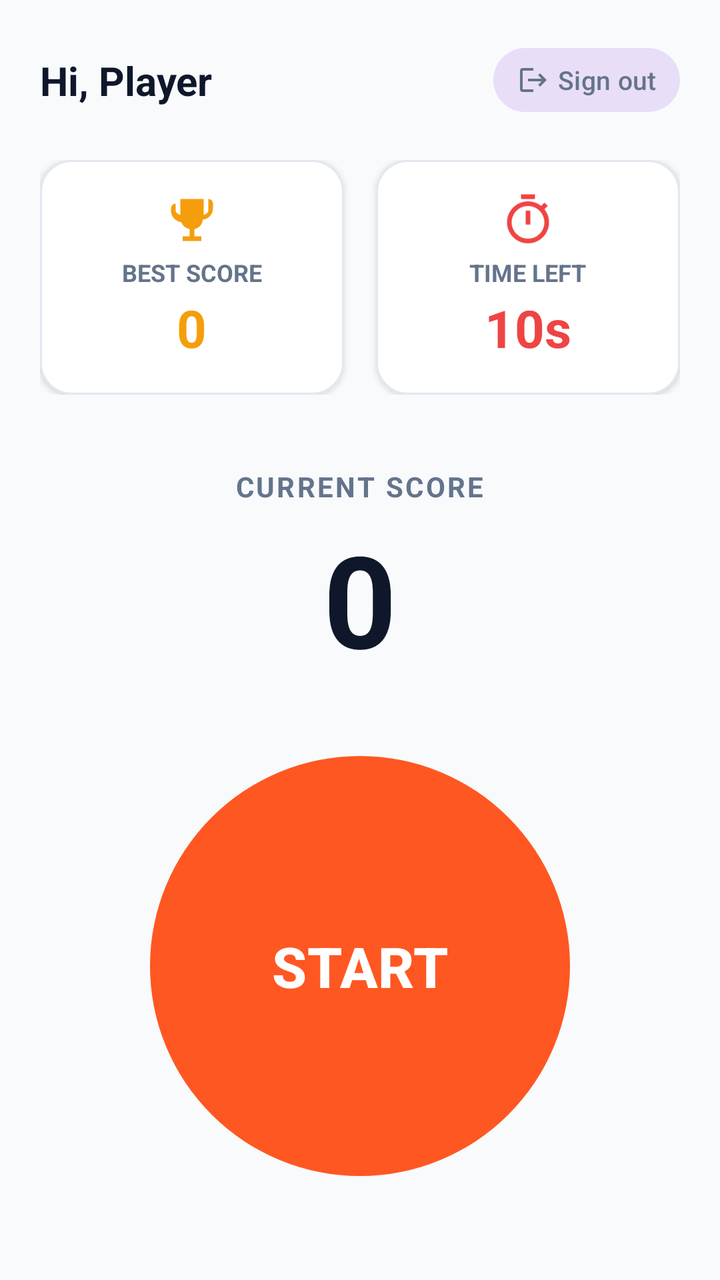
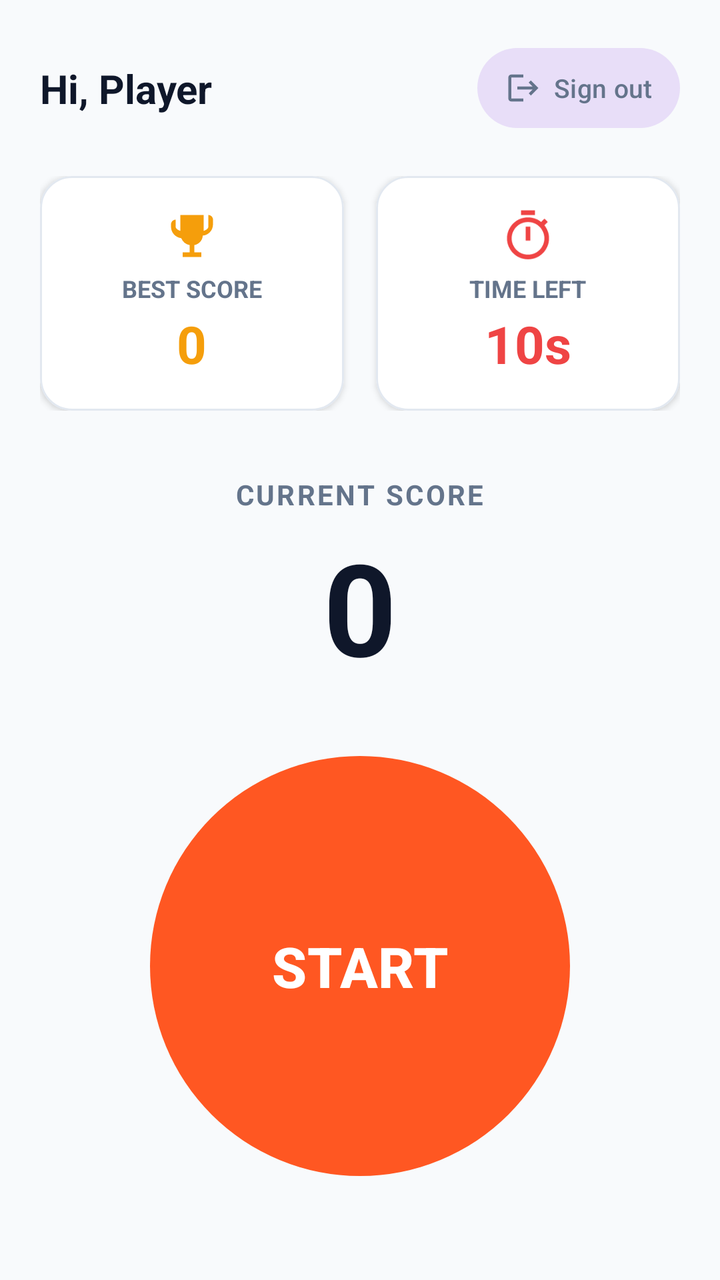

Before-and-after screenshots of an Android layout around one commit, followed by the original layout XML and the change that was made.
<!-- AndroidManifest.xml: application theme Theme.Taprush -->
<!-- res/layout/activity_game.xml -->
<?xml version="1.0" encoding="utf-8"?>
<androidx.constraintlayout.widget.ConstraintLayout xmlns:android="http://schemas.android.com/apk/res/android"
    xmlns:app="http://schemas.android.com/apk/res-auto"
    xmlns:tools="http://schemas.android.com/tools"
    android:layout_width="match_parent"
    android:layout_height="match_parent"
    android:background="@color/background_light"
    android:padding="20dp">

    
    <TextView
        android:id="@+id/tv_greeting"
        android:layout_width="0dp"
        android:layout_height="wrap_content"
        android:layout_marginEnd="12dp"
        android:ellipsize="end"
        android:maxLines="1"
        android:text="Hi, Player"
        android:textColor="@color/text_primary"
        android:textSize="20sp"
        android:textStyle="bold"
        app:layout_constraintBottom_toBottomOf="@+id/btn_sign_out"
        app:layout_constraintEnd_toStartOf="@+id/btn_sign_out"
        app:layout_constraintStart_toStartOf="parent"
        app:layout_constraintTop_toTopOf="@+id/btn_sign_out" />

    <com.google.android.material.button.MaterialButton
        android:id="@+id/btn_sign_out"
        style="@style/Widget.Material3.Button.TonalButton"
        android:layout_width="wrap_content"
        android:layout_height="40dp"
        android:paddingStart="12dp"
        android:paddingEnd="12dp"
        android:text="Sign out"
        android:textAllCaps="false"
        android:textColor="@color/text_secondary"
        android:textSize="13sp"
        app:cornerRadius="20dp"
        app:icon="@drawable/ic_logout"
        app:iconGravity="textStart"
        app:iconPadding="4dp"
        app:iconSize="16dp"
        app:iconTint="@color/text_secondary"
        app:layout_constraintEnd_toEndOf="parent"
        app:layout_constraintTop_toTopOf="parent" />

    
    <LinearLayout
        android:id="@+id/ll_stats"
        android:layout_width="match_parent"
        android:layout_height="wrap_content"
        android:layout_marginTop="20dp"
        android:orientation="horizontal"
        app:layout_constraintEnd_toEndOf="parent"
        app:layout_constraintStart_toStartOf="parent"
        app:layout_constraintTop_toBottomOf="@+id/btn_sign_out">

        
        <com.google.android.material.card.MaterialCardView
            android:layout_width="0dp"
            android:layout_height="wrap_content"
            android:layout_marginEnd="8dp"
            android:layout_weight="1"
            app:cardBackgroundColor="@color/surface_light"
            app:cardCornerRadius="16dp"
            app:cardElevation="2dp"
            app:strokeColor="@color/stroke_border"
            app:strokeWidth="1dp">

            <LinearLayout
                android:layout_width="match_parent"
                android:layout_height="wrap_content"
                android:gravity="center"
                android:orientation="vertical"
                android:padding="16dp">

                <ImageView
                    android:layout_width="28dp"
                    android:layout_height="28dp"
                    android:contentDescription="Best Score"
                    android:src="@drawable/ic_trophy" />

                <TextView
                    android:layout_width="wrap_content"
                    android:layout_height="wrap_content"
                    android:layout_marginTop="4dp"
                    android:text="BEST SCORE"
                    android:textColor="@color/text_secondary"
                    android:textSize="12sp"
                    android:textStyle="bold" />

                <TextView
                    android:id="@+id/tv_best_score"
                    android:layout_width="wrap_content"
                    android:layout_height="wrap_content"
                    android:layout_marginTop="2dp"
                    android:text="0"
                    android:textColor="@color/accent_gold"
                    android:textSize="26sp"
                    android:textStyle="bold" />
            </LinearLayout>
        </com.google.android.material.card.MaterialCardView>

        
        <com.google.android.material.card.MaterialCardView
            android:layout_width="0dp"
            android:layout_height="wrap_content"
            android:layout_marginStart="8dp"
            android:layout_weight="1"
            app:cardBackgroundColor="@color/surface_light"
            app:cardCornerRadius="16dp"
            app:cardElevation="2dp"
            app:strokeColor="@color/stroke_border"
            app:strokeWidth="1dp">

            <LinearLayout
                android:layout_width="match_parent"
                android:layout_height="wrap_content"
                android:gravity="center"
                android:orientation="vertical"
                android:padding="16dp">

                <ImageView
                    android:layout_width="28dp"
                    android:layout_height="28dp"
                    android:contentDescription="Timer"
                    android:src="@drawable/ic_timer" />

                <TextView
                    android:layout_width="wrap_content"
                    android:layout_height="wrap_content"
                    android:layout_marginTop="4dp"
                    android:text="TIME LEFT"
                    android:textColor="@color/text_secondary"
                    android:textSize="12sp"
                    android:textStyle="bold" />

                <TextView
                    android:id="@+id/tv_timer"
                    android:layout_width="wrap_content"
                    android:layout_height="wrap_content"
                    android:layout_marginTop="2dp"
                    android:text="10s"
                    android:textColor="@color/error"
                    android:textSize="26sp"
                    android:textStyle="bold" />
            </LinearLayout>
        </com.google.android.material.card.MaterialCardView>
    </LinearLayout>

    
    <LinearLayout
        android:id="@+id/ll_current_score"
        android:layout_width="wrap_content"
        android:layout_height="wrap_content"
        android:gravity="center"
        android:orientation="vertical"
        app:layout_constraintBottom_toTopOf="@+id/btn_tap"
        app:layout_constraintEnd_toEndOf="parent"
        app:layout_constraintStart_toStartOf="parent"
        app:layout_constraintTop_toBottomOf="@+id/ll_stats">

        <TextView
            android:layout_width="wrap_content"
            android:layout_height="wrap_content"
            android:letterSpacing="0.08"
            android:text="CURRENT SCORE"
            android:textColor="@color/text_secondary"
            android:textSize="14sp"
            android:textStyle="bold" />

        <TextView
            android:id="@+id/tv_score"
            android:layout_width="wrap_content"
            android:layout_height="wrap_content"
            android:layout_marginTop="4dp"
            android:text="0"
            android:textColor="@color/text_primary"
            android:textSize="64sp"
            android:textStyle="bold" />
    </LinearLayout>

    
    <com.google.android.material.button.MaterialButton
        android:id="@+id/btn_tap"
        android:layout_width="210dp"
        android:layout_height="210dp"
        android:layout_marginBottom="32dp"
        android:elevation="8dp"
        android:gravity="center"
        android:insetTop="0dp"
        android:insetBottom="0dp"
        android:text="START"
        android:textAllCaps="true"
        android:textColor="@color/white"
        android:textSize="28sp"
        android:textStyle="bold"
        app:backgroundTint="@color/accent_tap"
        app:cornerRadius="105dp"
        app:layout_constraintBottom_toBottomOf="parent"
        app:layout_constraintEnd_toEndOf="parent"
        app:layout_constraintStart_toStartOf="parent"
        app:rippleColor="#80FFFFFF" />

</androidx.constraintlayout.widget.ConstraintLayout>
<!-- resources referenced by this layout -->
<resources>
  <color name="accent_gold">#F59E0B</color>
  <color name="accent_tap">#FF5722</color>
  <color name="background_light">#F8FAFC</color>
  <color name="error">#EF4444</color>
  <color name="stroke_border">#E2E8F0</color>
  <color name="surface_light">#FFFFFF</color>
  <color name="text_primary">#0F172A</color>
  <color name="text_secondary">#64748B</color>
  <color name="white">#FFFFFFFF</color>
  <!-- drawable ic_logout (drawable) -->
  <vector xmlns:android="http://schemas.android.com/apk/res/android"
      android:width="24dp"
      android:height="24dp"
      android:viewportWidth="24"
      android:viewportHeight="24">
      <path
          android:fillColor="#64748B"
          android:pathData="M17,7l-1.41,1.41L18.17,11H8v2h10.17l-2.58,2.58L17,17l5,-5zM4,5h8V3H4c-1.1,0 -2,0.9 -2,2v14c0,1.1 0.9,2 2,2h8v-2H4V5z"/>
  </vector>
  <!-- drawable ic_timer (drawable) -->
  <vector xmlns:android="http://schemas.android.com/apk/res/android"
      android:width="24dp"
      android:height="24dp"
      android:viewportWidth="24"
      android:viewportHeight="24">
      <path
          android:fillColor="#EF4444"
          android:pathData="M15,1H9v2h6V1zm-4,13h2V8h-2v6zm8.03,-6.61l1.42,-1.42c-0.43,-0.51 -0.9,-0.99 -1.41,-1.41l-1.42,1.42C16.07,4.74 14.12,4 12,4c-4.97,0 -9,4.03 -9,9s4.02,9 9,9 9,-4.03 9,-9c0,-2.12 -0.74,-4.07 -1.97,-5.61zM12,20c-3.87,0 -7,-3.13 -7,-7s3.13,-7 7,-7 7,3.13 7,7 -3.13,7 -7,7z"/>
  </vector>
  <!-- drawable ic_trophy (drawable) -->
  <vector xmlns:android="http://schemas.android.com/apk/res/android"
      android:width="24dp"
      android:height="24dp"
      android:viewportWidth="24"
      android:viewportHeight="24">
      <path
          android:fillColor="#F59E0B"
          android:pathData="M19,5h-2V3H7v2H5c-1.1,0 -2,0.9 -2,2v1c0,2.55 1.92,4.63 4.39,4.94A5.01,5.01 0,0 0,11 15.9V19H8v2h8v-2h-3v-3.1c1.95,-0.37 3.5,-1.97 3.61,-4.06C19.08,11.63 21,9.55 21,7V5c0,-1.1 -0.9,-2 -2,-2zM5,8V5h2v4.82C5.84,9.4 5,8.81 5,8zm14,0c0,0.81 -0.84,1.4 -2,1.82V5h2v3z"/>
  </vector>
  <style name="Theme.Taprush" parent="Base.Theme.Taprush" />
  <style name="Base.Theme.Taprush" parent="Theme.Material3.DayNight.NoActionBar">
          <item name="colorPrimary">@color/primary</item>
          <item name="colorOnPrimary">@color/on_primary</item>
          <item name="colorSecondary">@color/accent_tap</item>
          <item name="android:statusBarColor">@color/background_light</item>
          <item name="android:windowLightStatusBar" tools:targetApi="m">true</item>
          <item name="android:windowBackground">@color/background_light</item>
      </style>
  <color name="primary">#6366F1</color>
  <color name="on_primary">#FFFFFF</color>
</resources>

<!-- the commit's change to res/layout/activity_game.xml (unified diff, before → after) -->
@@ -28,18 +28,20 @@
         android:id="@+id/btn_sign_out"
         style="@style/Widget.Material3.Button.TonalButton"
         android:layout_width="wrap_content"
-        android:layout_height="40dp"
-        android:paddingStart="12dp"
-        android:paddingEnd="12dp"
-        android:text="Sign out"
+        android:layout_height="wrap_content"
+        android:minHeight="48dp"
+        android:minWidth="48dp"
+        android:paddingStart="14dp"
+        android:paddingEnd="14dp"
+        android:text="@string/sign_out"
         android:textAllCaps="false"
         android:textColor="@color/text_secondary"
         android:textSize="13sp"
-        app:cornerRadius="20dp"
+        app:cornerRadius="24dp"
         app:icon="@drawable/ic_logout"
         app:iconGravity="textStart"
-        app:iconPadding="4dp"
-        app:iconSize="16dp"
+        app:iconPadding="6dp"
+        app:iconSize="18dp"
         app:iconTint="@color/text_secondary"
         app:layout_constraintEnd_toEndOf="parent"
         app:layout_constraintTop_toTopOf="parent" />
<!-- resource entries referenced after the edit -->
@@ -39,6 +39,7 @@
           android:fillColor="#F59E0B"
           android:pathData="M19,5h-2V3H7v2H5c-1.1,0 -2,0.9 -2,2v1c0,2.55 1.92,4.63 4.39,4.94A5.01,5.01 0,0 0,11 15.9V19H8v2h8v-2h-3v-3.1c1.95,-0.37 3.5,-1.97 3.61,-4.06C19.08,11.63 21,9.55 21,7V5c0,-1.1 -0.9,-2 -2,-2zM5,8V5h2v4.82C5.84,9.4 5,8.81 5,8zm14,0c0,0.81 -0.84,1.4 -2,1.82V5h2v3z"/>
   </vector>
+  <string name="sign_out">Sign out</string>
   <style name="Theme.Taprush" parent="Base.Theme.Taprush" />
   <style name="Base.Theme.Taprush" parent="Theme.Material3.DayNight.NoActionBar">
           <item name="colorPrimary">@color/primary</item>
